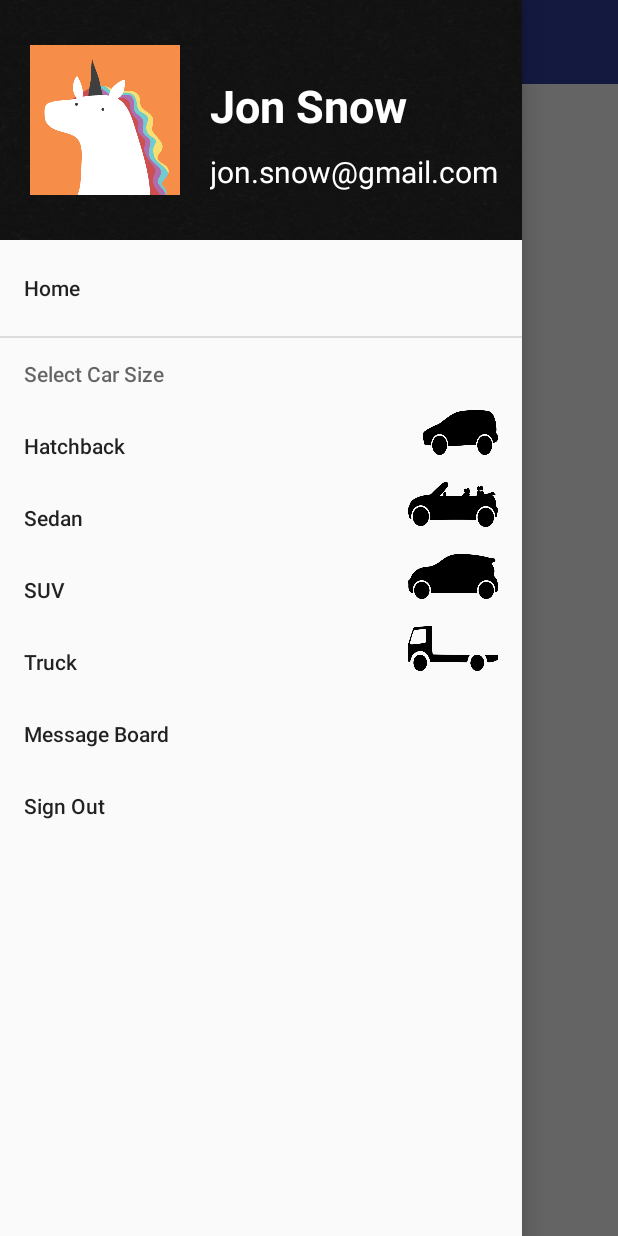
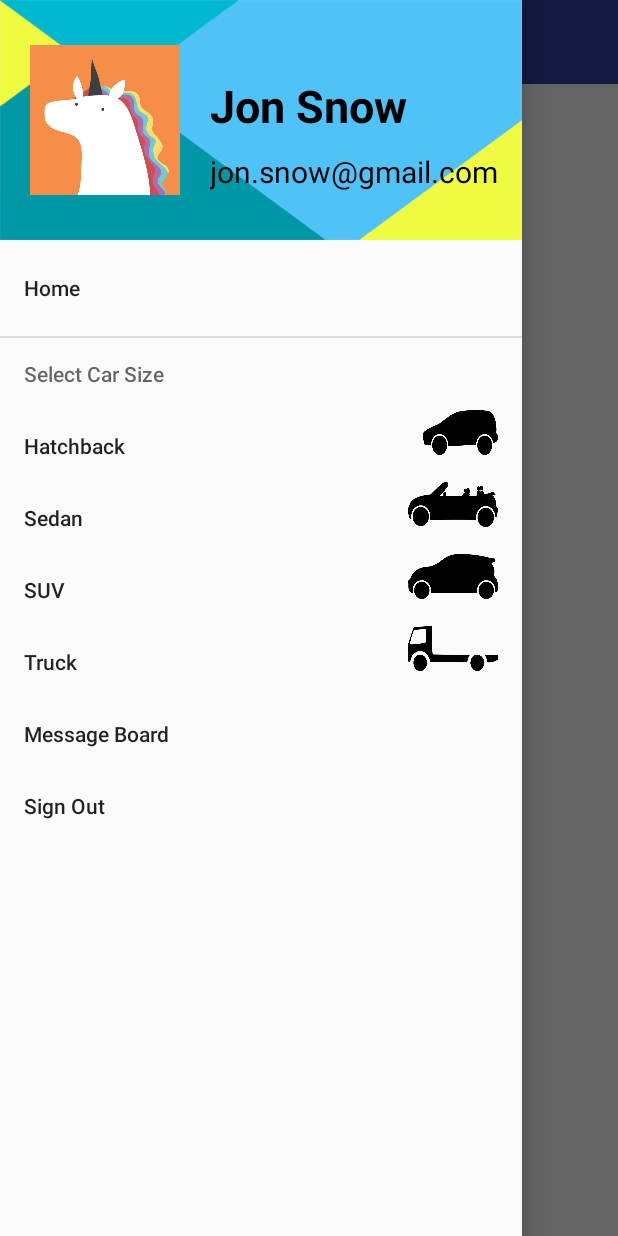
Before and after one commit to javeria2/CS465, an Android app: the screen it shows after launch (MainActivity), with the side drawer open, on a phone screen of 412 x 824 dp. Run offline under Robolectric (Android 15) with nearby library versions, the light colour scheme and no system bars.

Commit message:
header bg changed

```diff
--- a/app/src/main/res/layout/navigation_drawer_header.xml
+++ b/app/src/main/res/layout/navigation_drawer_header.xml
@@ -1,7 +1,7 @@
 <?xml version="1.0" encoding="utf-8"?>
 <RelativeLayout xmlns:android="http://schemas.android.com/apk/res/android"
     android:layout_width="match_parent" android:layout_height="160dp"
-    android:background="@drawable/header"
+    android:background="@drawable/header_bg"
     >
 
     <ImageView
@@ -17,7 +17,7 @@
         android:layout_width="match_parent"
         android:layout_height="wrap_content"
         android:text="Jon Snow"
-        android:textColor="@color/white"
+        android:textColor="@color/gray"
         android:layout_toRightOf="@+id/img"
         android:textSize="30dp"
         android:textStyle="bold"
@@ -29,7 +29,7 @@
         android:layout_width="match_parent"
         android:layout_height="wrap_content"
         android:text="jon.snow@gmail.com"
-        android:textColor="@color/white"
+        android:textColor="@color/gray"
         android:layout_below="@+id/name"
         android:layout_toRightOf="@+id/img"
         android:textSize="20dp"
```
Also changed, not shown: app/src/main/res/drawable/header_bg.png (added).
